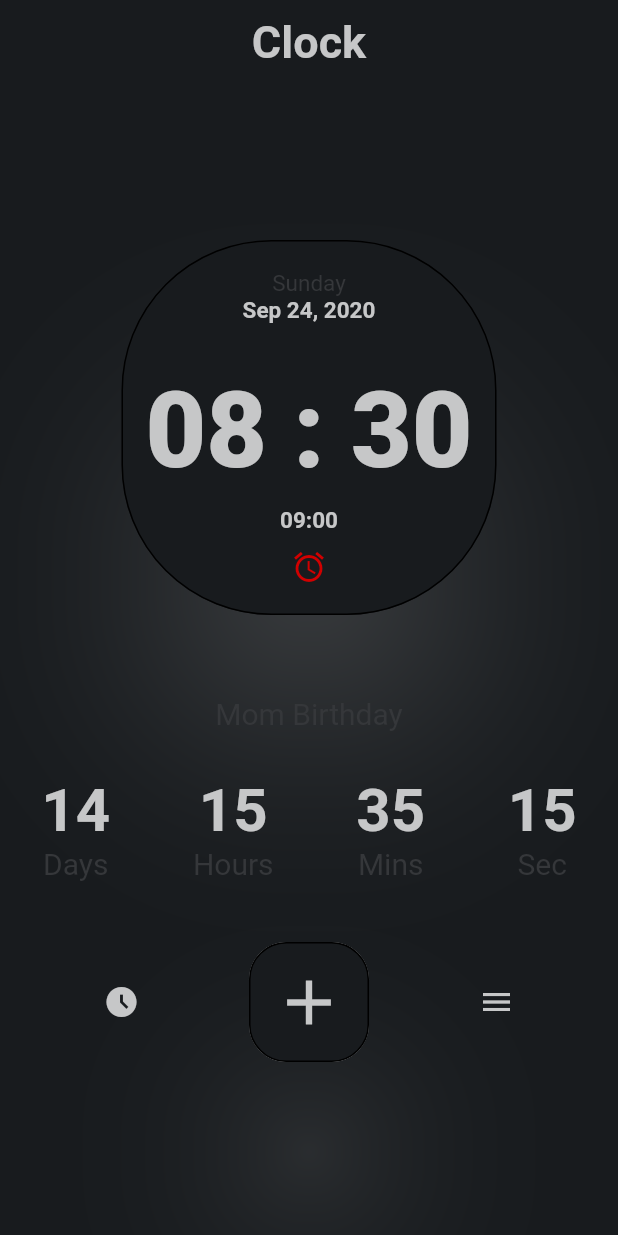
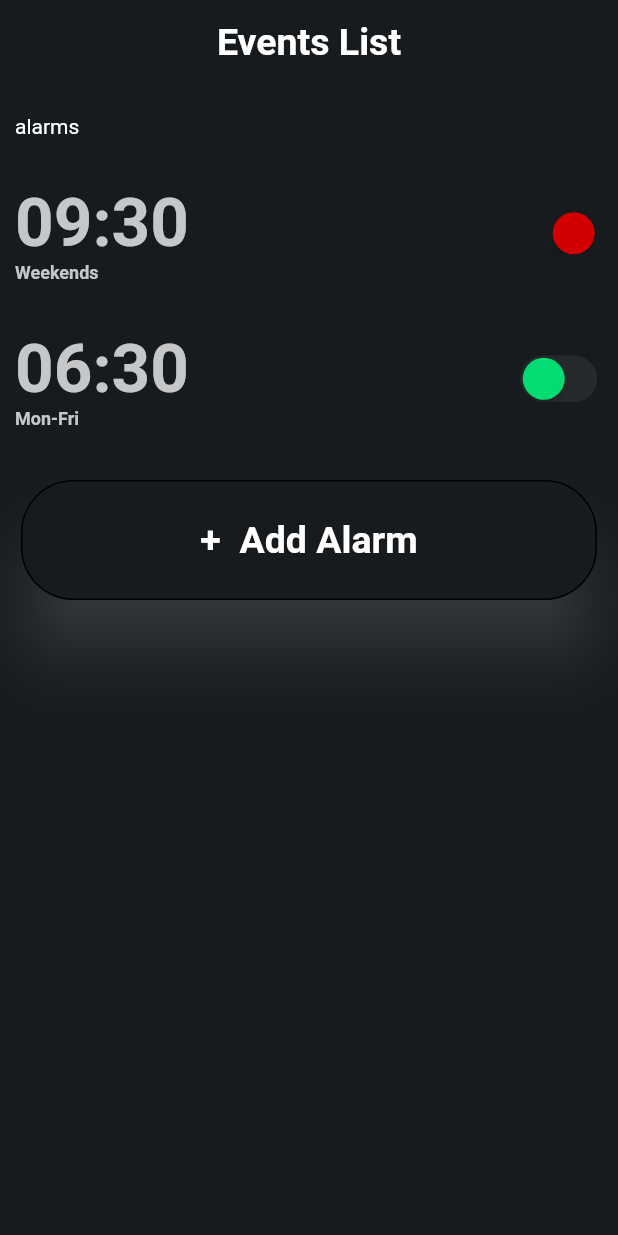
Before and after one commit to oqbahdx/alarm-and-timer-application, a Flutter app: the screen it shows after launch, on a phone screen of 412 x 824 dp. Run offline on Flutter 3.47's test engine with Material 2 defaults, Android fonts, the phone set to English and light mode, and no system bars.

Commit message:
add events page design

```diff
--- a/lib/config/theme.dart
+++ b/lib/config/theme.dart
@@ -6,3 +6,9 @@ Color darkGreyC = const Color(0XFF35373A);
 Color redC = const Color(0XFFD20000);
 Color greyC = const Color(0XFFC6C7C8);
 Color watchC = const Color(0XFF212428);
+
+TextStyle appBarStyle = const TextStyle(
+  fontWeight: FontWeight.bold,
+  fontSize: 25,
+  color: Colors.white,
+);
--- a/lib/main.dart
+++ b/lib/main.dart
@@ -1,3 +1,4 @@
+import 'package:alert/screen/events_list.dart';
 import 'package:alert/screen/home.dart';
 import 'package:flutter/material.dart';
 
@@ -15,9 +16,13 @@ class MyApp extends StatelessWidget {
 
   @override
   Widget build(BuildContext context) {
-    return const MaterialApp(
+    return  MaterialApp(
       debugShowCheckedModeBanner: false,
-      home: HomePage(),
+      initialRoute: EventsPage.id,
+      routes: {
+        HomePage.id:(context)=>const HomePage(),
+        EventsPage.id:(context)=>const EventsPage(),
+      },
     );
   }
 }
--- /dev/null
+++ b/lib/screen/events_list.dart
@@ -0,0 +1,109 @@
+import 'package:alert/config/theme.dart';
+import 'package:alert/widget/app_bar.dart';
+import 'package:flutter/cupertino.dart';
+import 'package:flutter/material.dart';
+
+
+class EventsPage extends StatefulWidget {
+  const EventsPage({Key? key}) : super(key: key);
+static String id = "EventsPage";
+  @override
+  _EventsPageState createState() => _EventsPageState();
+}
+
+class _EventsPageState extends State<EventsPage> {
+  @override
+  Widget build(BuildContext context) {
+    return Scaffold(
+      appBar: appBarBuild(title: 'Events List'),
+      backgroundColor: blackC,
+      body: Padding(
+        padding: const EdgeInsets.symmetric(horizontal: 10),
+        child: ListView(
+          children: [
+            const SizedBox(height: 20,),
+            const Text('alarms',style: TextStyle(color: Colors.white),),
+            const SizedBox(height: 30,),
+            Row(
+              mainAxisAlignment: MainAxisAlignment.spaceBetween,
+              children: [
+
+                Column(
+                crossAxisAlignment: CrossAxisAlignment.start,
+                  children: [
+                    Text('09:30',style: TextStyle(
+                      color: greyC,
+                      fontSize: 45,
+                      fontWeight: FontWeight.bold
+                    ),),
+                    Text('Weekends',style: TextStyle(
+                        color: greyC,
+                        fontSize: 12,
+                        fontWeight: FontWeight.bold
+                    ),),
+                  ],
+                ),
+                CupertinoSwitch(
+                  thumbColor: redC,
+                  activeColor: blackC,
+                  value: true,onChanged: (bool value){
+
+                },)
+              ],
+            ),
+            const SizedBox(height: 30,),
+            Row(
+              mainAxisAlignment: MainAxisAlignment.spaceBetween,
+              children: [
+
+                Column(
+                  crossAxisAlignment: CrossAxisAlignment.start,
+                  children: [
+                    Text('06:30',style: TextStyle(
+                        color: greyC,
+                        fontSize: 45,
+                        fontWeight: FontWeight.bold
+                    ),),
+                    Align(
+                      child: Text('Mon-Fri',style: TextStyle(
+                          color: greyC,
+                          fontSize: 12,
+                          fontWeight: FontWeight.bold
+                      ),),
+                    ),
+                  ],
+                ),
+                CupertinoSwitch(
+                  thumbColor: greenC
+                  ,
+                  activeColor: blackC,
+                  value: false,onChanged: (bool value){
+
+                },)
+              ],
+            ),
+            const SizedBox(height: 30,),
+            Card(
+              shape: OutlineInputBorder(
+                borderRadius: BorderRadius.circular(35)
+              ),
+              shadowColor: Colors.white24,
+              color: blackC,
+              elevation: 20.0,
+              child: Container(
+                child: Center(child: Text('+  Add Alarm',style: appBarStyle,),),
+                height: 80,
+                decoration: BoxDecoration(
+                  color: blackC,
+                  borderRadius: BorderRadius.circular(35),
+                ),
+              ),
+
+            ),
+          ],
+        ),
+      ),
+    );
+
+  }
+}
--- a/lib/screen/home.dart
+++ b/lib/screen/home.dart
@@ -3,7 +3,7 @@ import 'package:flutter/material.dart';
 
 class HomePage extends StatefulWidget {
   const HomePage({Key? key}) : super(key: key);
-
+ static String id = "HomePage";
   @override
   _HomePageState createState() => _HomePageState();
 }
--- /dev/null
+++ b/lib/widget/app_bar.dart
@@ -0,0 +1,11 @@
+import 'package:alert/config/theme.dart';
+import 'package:flutter/material.dart';
+
+AppBar appBarBuild({required String title}){
+  return AppBar(
+    backgroundColor: blackC,
+    elevation: 0.0,
+    title: Text(title,style: appBarStyle,),
+    centerTitle: true,
+  );
+}
```
